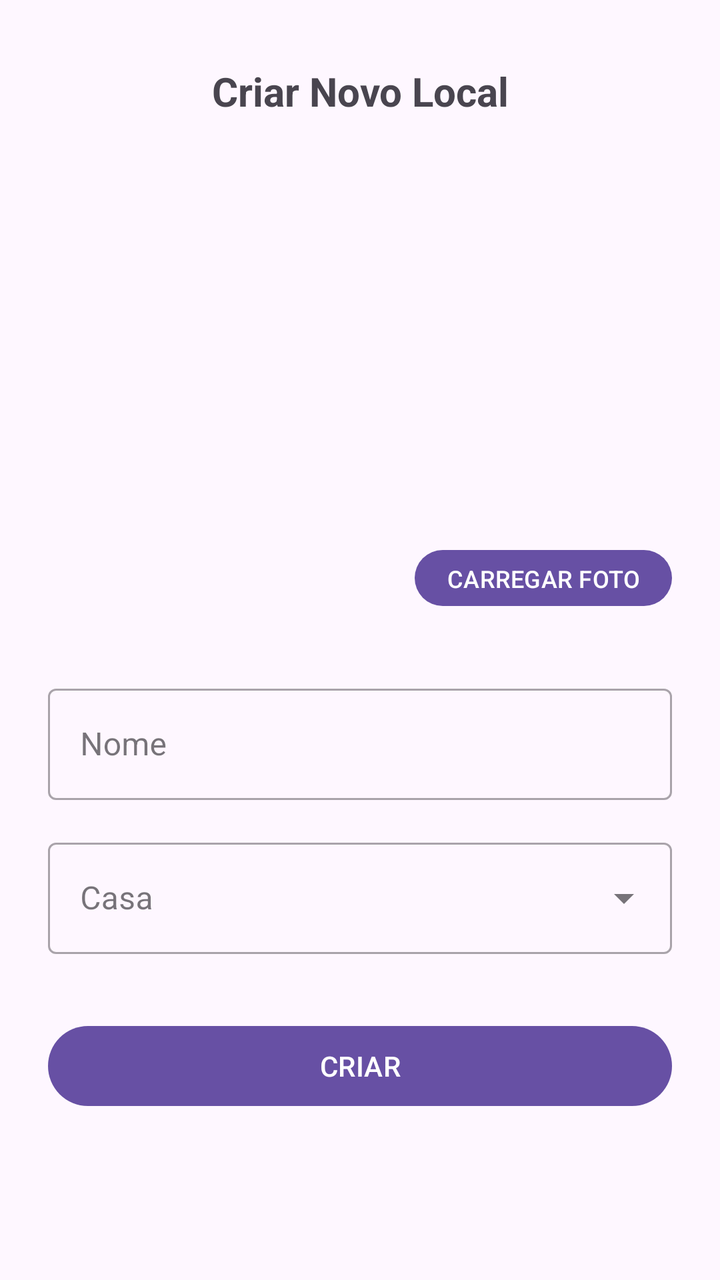
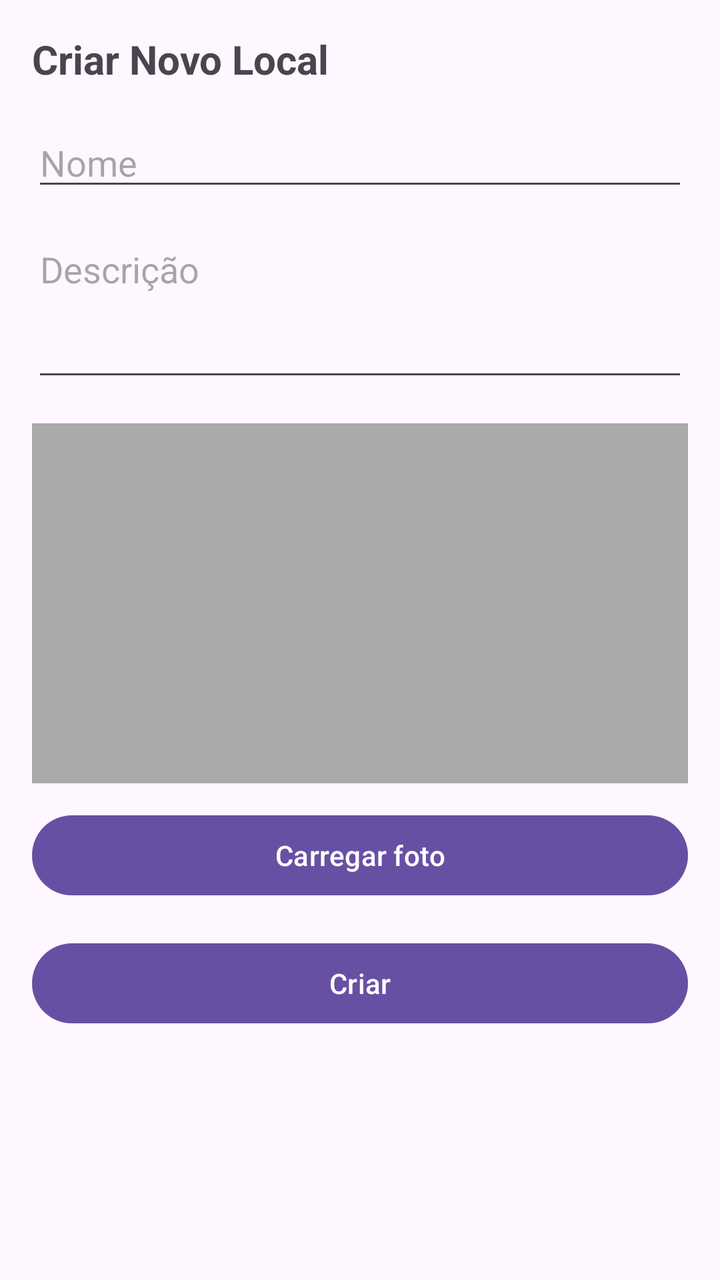

An Android layout rendered at two revisions. The XML below is the earlier revision; the diff shows what the commit changed to produce the second picture.
<!-- AndroidManifest.xml: application theme Theme.HomePantry -->
<!-- res/layout/fragment_criar_novo_local.xml -->
<?xml version="1.0" encoding="utf-8"?>
<FrameLayout xmlns:android="http://schemas.android.com/apk/res/android"
    xmlns:tools="http://schemas.android.com/tools"
    android:layout_width="match_parent"
    android:layout_height="match_parent"
    tools:context=".CriarNovoProdutoFragment">

    <ScrollView
        android:id="@+id/scroll_criar_local"
        android:layout_width="match_parent"
        android:layout_height="match_parent"
        android:fillViewport="true">

        <LinearLayout
            android:id="@+id/layout_criar_local"
            android:layout_width="match_parent"
            android:layout_height="wrap_content"
            android:orientation="vertical"
            android:gravity="center_horizontal"
            android:paddingStart="24dp"
            android:paddingEnd="24dp"
            android:paddingTop="32dp">

            
            <TextView
                android:id="@+id/txt_titulo_criar_local"
                android:layout_width="match_parent"
                android:layout_height="wrap_content"
                android:gravity="center"
                android:text="@string/titulo_criar_local"
                android:textSize="20sp"
                android:textStyle="bold"
                android:layout_marginBottom="16dp"/>

            
            <ImageView
                android:id="@+id/imagem_criar_local"
                android:layout_width="match_parent"
                android:layout_height="180dp"
                android:layout_marginTop="8dp"
                android:layout_marginBottom="8dp"
                android:scaleType="centerInside" />

            
            <Button
                android:id="@+id/btn_carregar_foto_local"
                android:layout_width="wrap_content"
                android:layout_height="36dp"
                android:layout_gravity="end"
                android:layout_marginBottom="24dp"
                android:paddingHorizontal="16dp"
                android:text="@string/btn_carregar_foto_novo_local"
                android:textAllCaps="true"
                android:textSize="12sp"/>

            
            <com.google.android.material.textfield.TextInputLayout
                android:id="@+id/layout_nome_local"
                style="@style/Widget.MaterialComponents.TextInputLayout.OutlinedBox"
                android:layout_width="match_parent"
                android:layout_height="wrap_content"
                android:layout_marginTop="8dp"
                android:hint="@string/hint_nome_local">

                <com.google.android.material.textfield.TextInputEditText
                    android:id="@+id/edt_nome_local"
                    android:layout_width="match_parent"
                    android:layout_height="wrap_content"/>
            </com.google.android.material.textfield.TextInputLayout>

            
            <com.google.android.material.textfield.TextInputLayout
                android:id="@+id/layout_casa_local"
                style="@style/Widget.MaterialComponents.TextInputLayout.OutlinedBox.ExposedDropdownMenu"
                android:layout_width="match_parent"
                android:layout_height="wrap_content"
                android:layout_marginTop="16dp"
                android:hint="@string/hint_casa_local">

                <AutoCompleteTextView
                    android:id="@+id/auto_casa_local"
                    android:layout_width="match_parent"
                    android:layout_height="wrap_content"
                    android:inputType="none"/>
            </com.google.android.material.textfield.TextInputLayout>

            
            <Button
                android:id="@+id/btn_criar_local"
                android:layout_width="match_parent"
                android:layout_height="48dp"
                android:layout_marginTop="32dp"
                android:text="@string/btn_criar_local"
                android:textAllCaps="true"/>

        </LinearLayout>
    </ScrollView>

</FrameLayout>
<!-- resources referenced by this layout -->
<resources>
  <string name="btn_carregar_foto_novo_local">Carregar foto</string>
  <string name="btn_criar_local">Criar</string>
  <string name="hint_casa_local">Casa</string>
  <string name="hint_nome_local">Nome</string>
  <string name="titulo_criar_local">Criar Novo Local</string>
  <style name="Theme.HomePantry" parent="Base.Theme.HomePantry" />
  <style name="Base.Theme.HomePantry" parent="Theme.Material3.DayNight.NoActionBar">
          
          
      </style>
</resources>

<!-- the commit's change to res/layout/fragment_criar_novo_local.xml (unified diff, before → after) -->
@@ -1,99 +1,67 @@
 <?xml version="1.0" encoding="utf-8"?>
-<FrameLayout xmlns:android="http://schemas.android.com/apk/res/android"
-    xmlns:tools="http://schemas.android.com/tools"
+<ScrollView xmlns:android="http://schemas.android.com/apk/res/android"
     android:layout_width="match_parent"
-    android:layout_height="match_parent"
-    tools:context=".CriarNovoProdutoFragment">
+    android:layout_height="match_parent">
 
-    <ScrollView
-        android:id="@+id/scroll_criar_local"
+    <LinearLayout
         android:layout_width="match_parent"
-        android:layout_height="match_parent"
-        android:fillViewport="true">
+        android:layout_height="wrap_content"
+        android:orientation="vertical"
+        android:padding="16dp">
 
-        <LinearLayout
-            android:id="@+id/layout_criar_local"
+        
+        <TextView
+            android:id="@+id/txt_titulo_criar_local"
             android:layout_width="match_parent"
             android:layout_height="wrap_content"
-            android:orientation="vertical"
-            android:gravity="center_horizontal"
-            android:paddingStart="24dp"
-            android:paddingEnd="24dp"
-            android:paddingTop="32dp">
+            android:text="@string/titulo_criar_local"
+            android:textSize="20sp"
+            android:textStyle="bold"
+            android:layout_marginBottom="16dp" />
 
-            
-            <TextView
-                android:id="@+id/txt_titulo_criar_local"
-                android:layout_width="match_parent"
-                android:layout_height="wrap_content"
-                android:gravity="center"
-                android:text="@string/titulo_criar_local"
-                android:textSize="20sp"
-                android:textStyle="bold"
-                android:layout_marginBottom="16dp"/>
+        
+        <EditText
+            android:id="@+id/edt_nome_local"
+            android:layout_width="match_parent"
+            android:layout_height="wrap_content"
+            android:hint="@string/hint_nome_local"
+            android:inputType="textPersonName"
+            android:layout_marginBottom="12dp" />
 
-            
-            <ImageView
-                android:id="@+id/imagem_criar_local"
-                android:layout_width="match_parent"
-                android:layout_height="180dp"
-                android:layout_marginTop="8dp"
-                android:layout_marginBottom="8dp"
-                android:scaleType="centerInside" />
+        
+        <EditText
+            android:id="@+id/edt_descricao_local"
+            android:layout_width="match_parent"
+            android:layout_height="wrap_content"
+            android:hint="@string/hint_descricao_local"
+            android:inputType="textMultiLine"
+            android:minLines="3"
+            android:gravity="top"
+            android:layout_marginBottom="16dp" />
 
-            
-            <Button
-                android:id="@+id/btn_carregar_foto_local"
-                android:layout_width="wrap_content"
-                android:layout_height="36dp"
-                android:layout_gravity="end"
-                android:layout_marginBottom="24dp"
-                android:paddingHorizontal="16dp"
-                android:text="@string/btn_carregar_foto_novo_local"
-                android:textAllCaps="true"
-                android:textSize="12sp"/>
+        
+        <ImageView
+            android:id="@+id/img_foto_local"
+            android:layout_width="match_parent"
+            android:layout_height="180dp"
+            android:layout_marginBottom="12dp"
+            android:scaleType="centerCrop"
+            android:background="@android:color/darker_gray" />
 
-            
-            <com.google.android.material.textfield.TextInputLayout
-                android:id="@+id/layout_nome_local"
-                style="@style/Widget.MaterialComponents.TextInputLayout.OutlinedBox"
-                android:layout_width="match_parent"
-                android:layout_height="wrap_content"
-                android:layout_marginTop="8dp"
-                android:hint="@string/hint_nome_local">
+        
+        <Button
+            android:id="@+id/btn_carregar_foto_novo_local"
+            android:layout_width="match_parent"
+            android:layout_height="wrap_content"
+            android:text="@string/btn_carregar_foto_novo_local"
+            android:layout_marginBottom="16dp" />
 
-                <com.google.android.material.textfield.TextInputEditText
-                    android:id="@+id/edt_nome_local"
-                    android:layout_width="match_parent"
-                    android:layout_height="wrap_content"/>
-            </com.google.android.material.textfield.TextInputLayout>
+        
+        <Button
+            android:id="@+id/btn_criar_local"
+            android:layout_width="match_parent"
+            android:layout_height="wrap_content"
+            android:text="@string/btn_criar_local" />
 
-            
-            <com.google.android.material.textfield.TextInputLayout
-                android:id="@+id/layout_casa_local"
-                style="@style/Widget.MaterialComponents.TextInputLayout.OutlinedBox.ExposedDropdownMenu"
-                android:layout_width="match_parent"
-                android:layout_height="wrap_content"
-                android:layout_marginTop="16dp"
-                android:hint="@string/hint_casa_local">
-
-                <AutoCompleteTextView
-                    android:id="@+id/auto_casa_local"
-                    android:layout_width="match_parent"
-                    android:layout_height="wrap_content"
-                    android:inputType="none"/>
-            </com.google.android.material.textfield.TextInputLayout>
-
-            
-            <Button
-                android:id="@+id/btn_criar_local"
-                android:layout_width="match_parent"
-                android:layout_height="48dp"
-                android:layout_marginTop="32dp"
-                android:text="@string/btn_criar_local"
-                android:textAllCaps="true"/>
-
-        </LinearLayout>
-    </ScrollView>
-
-</FrameLayout>
+    </LinearLayout>
+</ScrollView>
<!-- resource entries referenced after the edit -->
@@ -2,7 +2,7 @@
 <resources>
   <string name="btn_carregar_foto_novo_local">Carregar foto</string>
   <string name="btn_criar_local">Criar</string>
-  <string name="hint_casa_local">Casa</string>
+  <string name="hint_descricao_local">Descrição</string>
   <string name="hint_nome_local">Nome</string>
   <string name="titulo_criar_local">Criar Novo Local</string>
   <style name="Theme.HomePantry" parent="Base.Theme.HomePantry" />
